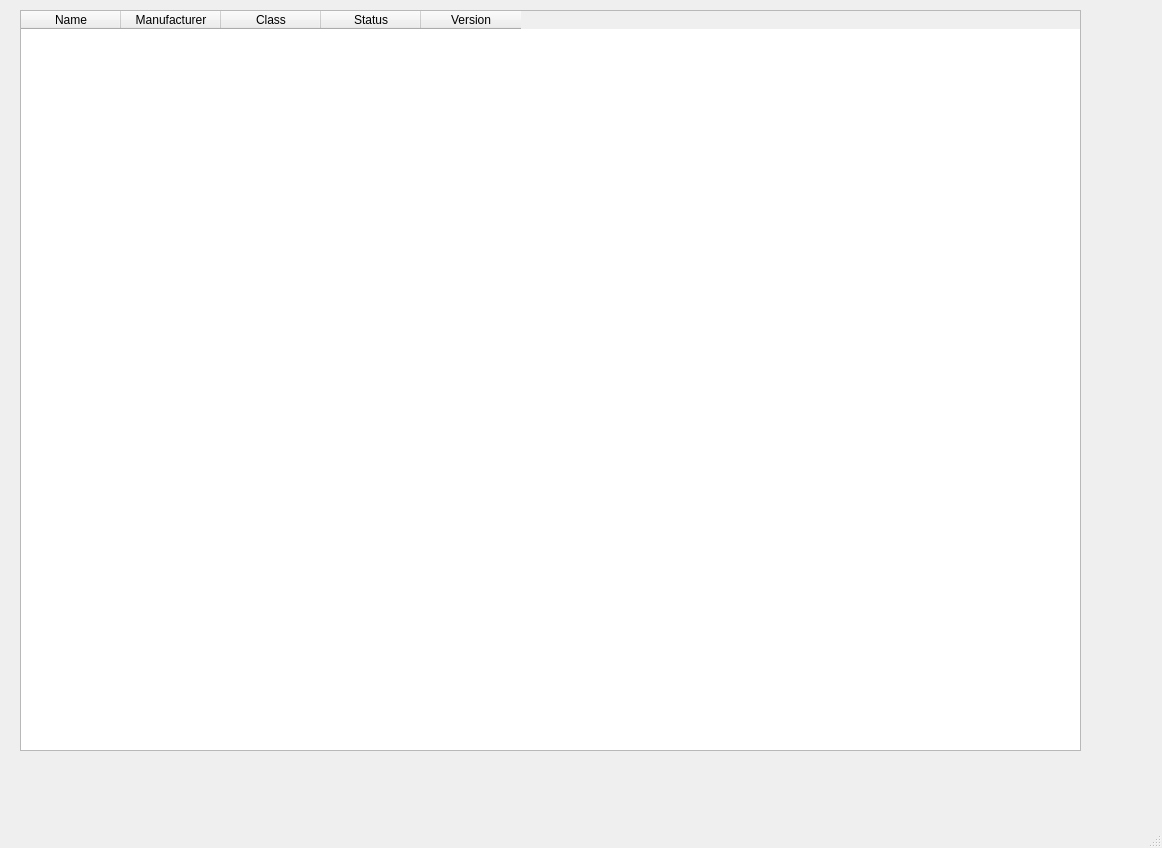
Before: the Qt Designer form DriverVisualiser/mainwindow.ui in artem-dev-c/DriverVisualiser, drawn with Qt 5.
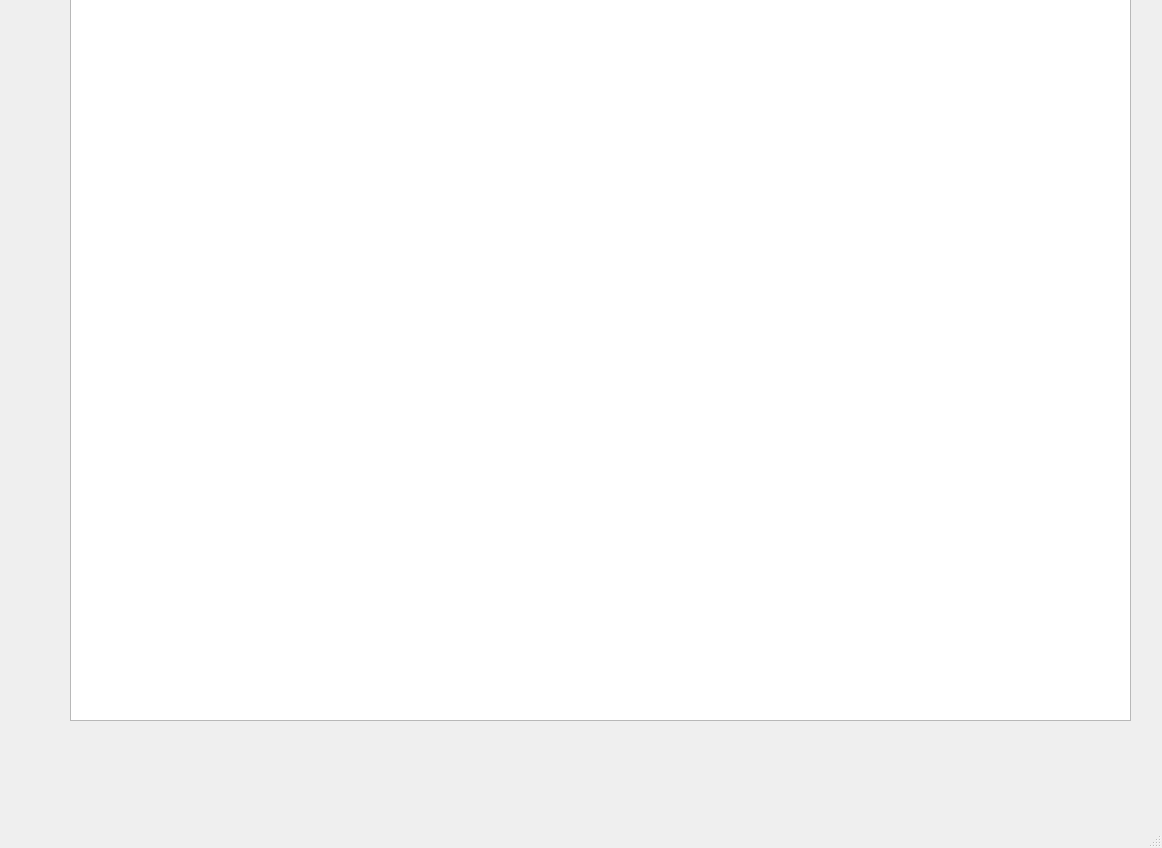
After: the same form once the commit is applied.

Commit message: Add by device class driver grouper

Patch:
```diff
--- a/DriverVisualiser/mainwindow.ui
+++ b/DriverVisualiser/mainwindow.ui
@@ -17,8 +17,8 @@
    <widget class="QTableWidget" name="tableDrivers">
     <property name="geometry">
      <rect>
-      <x>20</x>
-      <y>10</y>
+      <x>70</x>
+      <y>-20</y>
       <width>1061</width>
       <height>741</height>
      </rect>
```
The commit also changes 2 other files.
